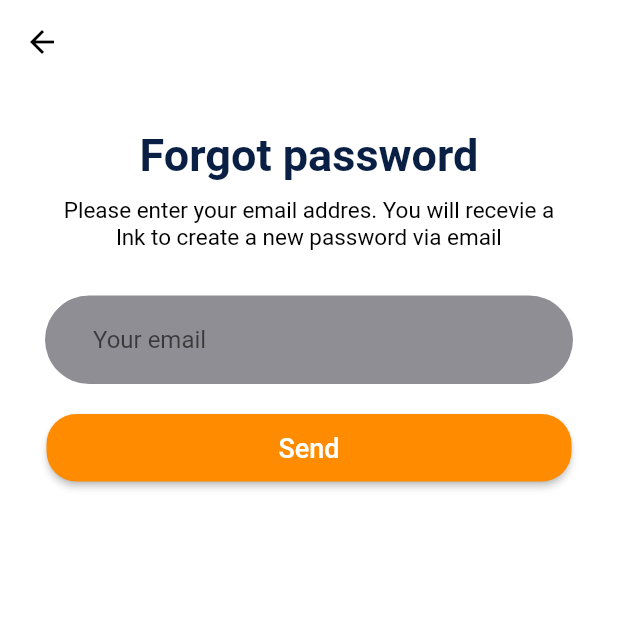
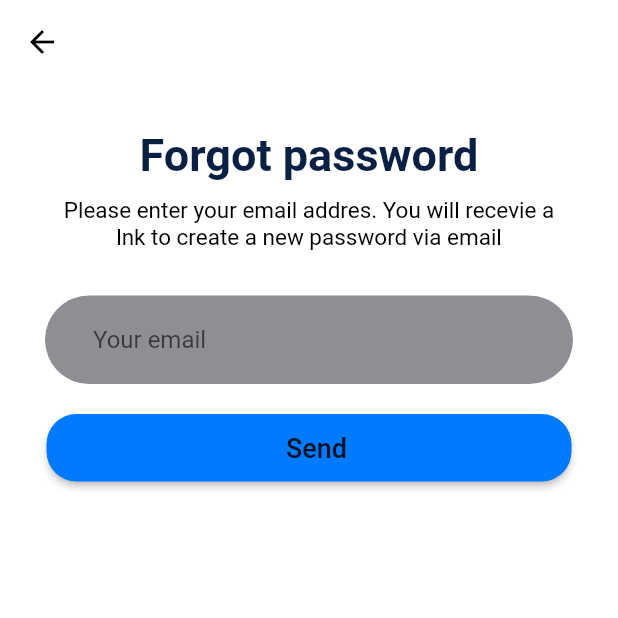
Before and after one commit to Daniek3d/delivery_flutter, a Flutter app: the ForgotPasswordPage screen opened by its route, on a phone screen of 412 x 824 dp, the top half of it. Run offline on Flutter 3.47's test engine with Material 2 defaults, Android fonts, the phone set to English and light mode, and no system bars; our stand-ins replace flutter_swiper; network calls fail.

Commit message:
custom_button widget recive color text, background and icon

```diff
--- a/lib/src/features/presentation/common/widgets/custom_button.dart
+++ b/lib/src/features/presentation/common/widgets/custom_button.dart
@@ -1,7 +1,14 @@
 import 'package:flutter/material.dart';
 
-Widget customButton(
-    {BuildContext context, @required onPressed, String text = 'Log In', size}) {
+Widget customButton({
+  BuildContext context,
+  @required onPressed,
+  String text = 'Log In',
+  size,
+  String image = '',
+  @required Color colorBackGround,
+  @required Color colorText,
+}) {
   return Container(
     margin: EdgeInsets.only(top: 20.0),
     width: 350.0,
@@ -11,11 +18,27 @@ Widget customButton(
       shape: RoundedRectangleBorder(
         borderRadius: BorderRadius.circular(20.0),
       ),
-      color: Theme.of(context).accentColor,
-      child: Text(
-        text,
-        style: TextStyle(fontSize: 18, color: Colors.white),
-      ),
+      color: colorBackGround,
+      child: Row(mainAxisAlignment: MainAxisAlignment.center, children: [
+        image.isNotEmpty
+            ? Image(
+                image: AssetImage(image),
+                width: 30.0,
+                height: 30.0,
+              )
+            : Container(),
+        Container(
+          margin: EdgeInsets.only(left: 10.0),
+          child: Text(
+            text,
+            textAlign: TextAlign.center,
+            style: TextStyle(
+              fontSize: 18,
+              color: colorText,
+            ),
+          ),
+        ),
+      ]),
     ),
   );
 }
```
Also changed, not shown: lib/src/features/presentation/welcome_page/View/welcome_page.dart (+11 -20 lines).
